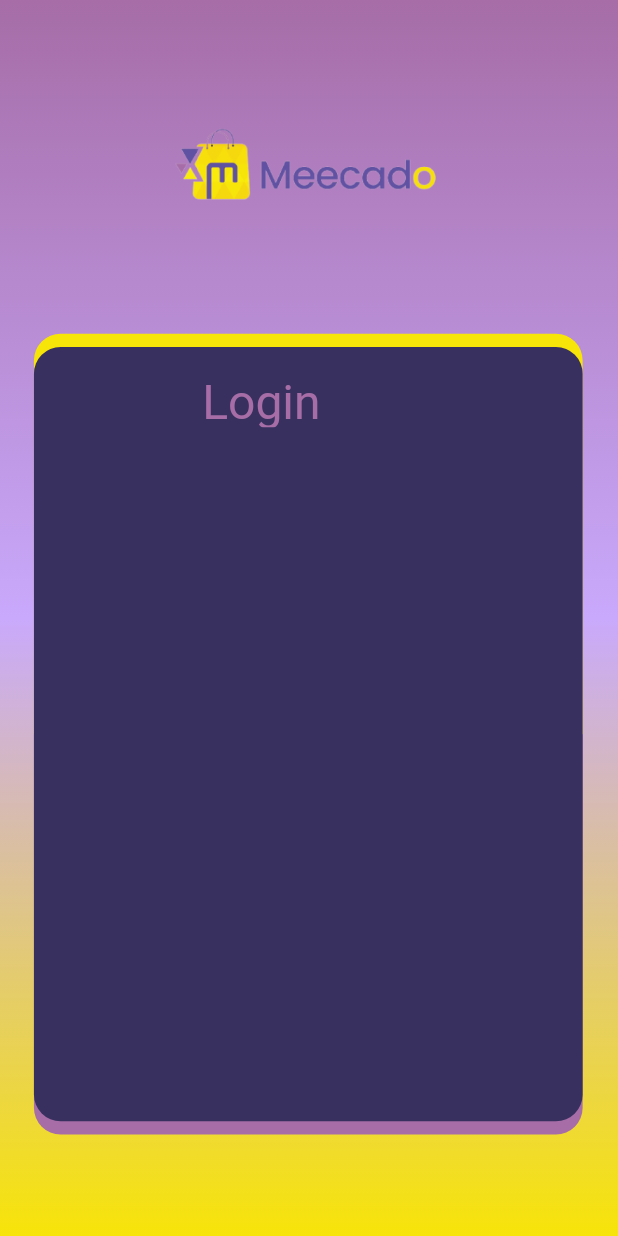
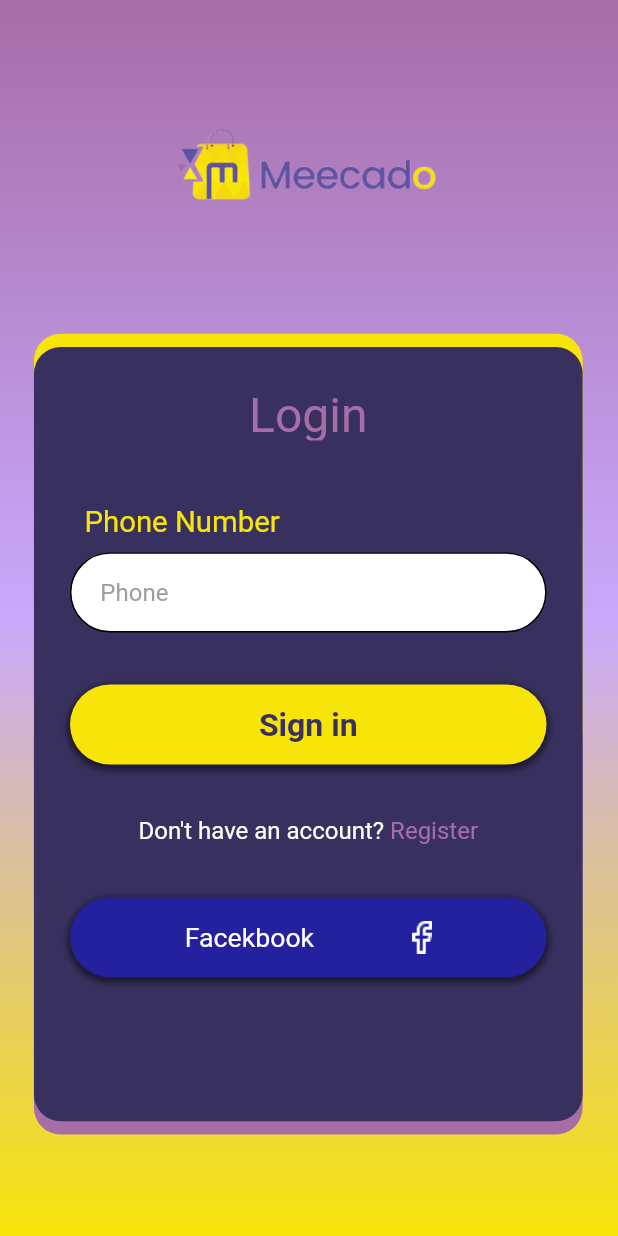
Before and after one commit to SyedAbdullah58-dev/meecade, a Flutter app: the LoginScreen screen opened directly, on a phone screen of 412 x 824 dp. Run offline on Flutter 3.47's test engine with Material 2 defaults, Android fonts, the light colour scheme and no system bars; our stand-ins replace flutter_screenutil, get, google_fonts.

Commit message:
Done till Otp

```diff
--- a/lib/constants.dart
+++ b/lib/constants.dart
@@ -4,3 +4,5 @@ List<Color> gradientColors=[Color(0xffA66DA7),Color(0xffC9A9FC
 ),Color(0xffF7E409)];
 Color mainTextColor=Color(0xffF7E409);
 Color purpleContainer=Color(0xff38315F);
+Color facebookbutton=Color(0xff23219E
+);
--- a/lib/view/login_screen.dart
+++ b/lib/view/login_screen.dart
@@ -1,9 +1,17 @@
 import 'package:flutter/cupertino.dart';
 import 'package:flutter/material.dart';
+import 'package:get/get.dart';
+import 'package:google_fonts/google_fonts.dart';
 import 'package:meecade/constants.dart';
+import 'package:meecade/view/register_screen.dart';
 import 'package:meecade/widgets/common_scaffold.dart';
 import 'package:flutter_screenutil/flutter_screenutil.dart';
+import 'package:meecade/widgets/custom_button.dart';
 import 'package:meecade/widgets/custom_main_container.dart';
+import 'package:meecade/widgets/custom_text.dart';
+import 'package:meecade/widgets/custom_text_form_field.dart';
+import 'package:flutter_screenutil/flutter_screenutil.dart';
+import 'package:meecade/widgets/facebook_button.dart';
 class LoginScreen extends StatelessWidget {
   const LoginScreen({Key? key}) : super(key: key);
 
@@ -25,12 +33,55 @@ class LoginScreen extends StatelessWidget {
         ),
      CustomMainContainer(child: Column(children: [
        Padding(
+         padding: EdgeInsets.only(top: 30.h),
+         child: Container(
 
-         padding: EdgeInsets.only(left: 64.w,top: 20.h),
-         child: Container(
-             width: 211.w,
              height: 40.h,
-             child: Text("Login",style: TextStyle(fontSize: 36.sp,color: gradientColors[0],),),),
+             child: Text("Login",style: GoogleFonts.roboto(fontSize: 36.sp,color: gradientColors[0],),),),
+       ),
+       Padding(
+         padding:  EdgeInsets.symmetric(horizontal: 25.w,vertical: 48.h),
+         child: Column(
+           children: [
+             Padding(
+               padding: EdgeInsets.only(left: 10.w),
+               child: Row(
+                 children: [
+                   Text("Phone Number",style:GoogleFonts.roboto(fontSize: 22.sp,color: mainTextColor),
+                   ),
+                 ],
+
+               ),
+             ),
+      Padding(
+        padding:  EdgeInsets.only(top: 10.h,bottom: 39.h),
+        child: customTextFormFiled(text: "Phone"),
+      ),
+      Padding(
+        padding:  EdgeInsets.only(bottom: 39.h),
+        child: customButton(text: "Sign in",buttonColor:mainTextColor ,textColor: purpleContainer,fontSize: 24.sp ),
+      ),
+      Padding(
+        padding:  EdgeInsets.only(bottom: 39.h),
+        child: Row(
+          mainAxisAlignment: MainAxisAlignment.center,
+          children: [
+
+            customText(text: "Don't have an account?",fontSize: 18.sp,textColor: Colors.white),
+            InkWell(
+                onTap: (){
+                  Get.to(RegisterScreen());
+                },
+                child: customText(text: " Register",fontSize: 18.sp,textColor: gradientColors[0])),
+          ],
+        ),
+      ),
+             Padding(
+               padding:  EdgeInsets.only(bottom: 39.h),
+               child: FacebookButton(text: "Facekbook",buttonColor:facebookbutton ,textColor: Colors.white,fontSize: 20.sp,fontWeight: FontWeight.normal ),
+             ),
+           ],
+         ),
        )
      ],),),
 
--- a/lib/view/splash_screen.dart
+++ b/lib/view/splash_screen.dart
@@ -39,7 +39,7 @@ class SplashScreen extends StatelessWidget {
 
             InkWell(
               onTap: (){
-                Get.to(FirstItroductionScreen());
+                Get.to(SecondSplashScreen());
               },
               child: Container(
                 alignment: Alignment.center,
--- /dev/null
+++ b/lib/widgets/custom_button.dart
@@ -0,0 +1,49 @@
+import 'package:flutter/material.dart';
+import 'package:flutter_screenutil/flutter_screenutil.dart';
+
+import 'custom_text.dart';
+
+
+Widget customButton({
+  text = "...",
+  textColor = Colors.white,
+  buttonColor = Colors.grey,
+  fontSize = 16.0,
+  fontWeight = FontWeight.bold,
+  function,
+}) {
+  return InkWell(
+    onTap: function,
+    child: Row(
+      children: [
+        Expanded(
+          child: Container(
+            decoration: BoxDecoration(
+              boxShadow: [
+                BoxShadow(
+                  color: Colors.black.withOpacity(0.5),
+                  spreadRadius: 2,
+                  blurRadius: 3,
+                  offset: Offset(0, 2),
+                ),
+              ],
+              borderRadius: BorderRadius.circular(
+                40.r,
+              ),
+              color: buttonColor,
+            ),
+            height: 60.h,
+            child: Center(
+              child: customText(
+                text: text,
+                textColor: textColor,
+                fontSize: fontSize,
+                fontWeight: fontWeight,
+              ),
+            ),
+          ),
+        ),
+      ],
+    ),
+  );
+}
--- /dev/null
+++ b/lib/widgets/custom_text.dart
@@ -0,0 +1,33 @@
+import 'package:flutter/material.dart';
+import 'package:google_fonts/google_fonts.dart';
+
+Widget customText({
+  text: '...',
+  fontSize = 16.0,
+  textColor = Colors.black,
+  fontWeight = FontWeight.normal,
+  align = TextAlign.center,
+  maxLines = 1,
+  hasShadow = false,
+}) {
+  return Text(
+    text,
+    style: GoogleFonts.roboto(
+      shadows: [
+        BoxShadow(
+          color: Colors.black.withOpacity(0.5),
+          spreadRadius: hasShadow ? 3 : 0,
+          blurRadius: hasShadow ? 5 : 0,
+          offset: hasShadow ? Offset(0, 2) : Offset.zero,
+        ),
+      ],
+      color: textColor,
+      fontWeight: fontWeight,
+      fontSize: fontSize,
+
+    ),
+    textAlign: align,
+    overflow: TextOverflow.ellipsis,
+    maxLines: maxLines,
+  );
+}
--- /dev/null
+++ b/lib/widgets/custom_text_form_field.dart
@@ -0,0 +1,48 @@
+import 'package:flutter/material.dart';
+import 'package:get/get.dart';
+import 'package:flutter_screenutil/flutter_screenutil.dart';
+
+
+Widget customTextFormFiled({
+  text = '...',
+  controller,
+
+  keyboardType = TextInputType.text,
+  obscureText = false,
+}) {
+  return Container(
+    height: 60.h,
+
+    decoration: BoxDecoration(
+
+        color: Colors.white,
+        borderRadius: BorderRadius.circular(40.r),
+        border: Border.all(
+          width: 1.w,
+        )),
+    child: Center(
+      child: TextFormField(
+        obscureText: obscureText,
+        keyboardType: keyboardType,
+
+        controller: controller,
+        style: TextStyle(
+          fontSize: 18.sp,
+          // color: white,
+        ),
+        decoration: InputDecoration(
+          contentPadding: EdgeInsets.symmetric(
+            vertical: 16.h,
+            horizontal: 20.w,
+          ),
+          hintStyle: TextStyle(
+            fontSize: 18.sp,
+            color: Colors.grey,
+          ),
+          hintText: text,
+          border: InputBorder.none,
+        ),
+      ),
+    ),
+  );
+}
--- /dev/null
+++ b/lib/widgets/facebook_button.dart
@@ -0,0 +1,57 @@
+import 'package:flutter/cupertino.dart';
+import 'package:flutter/material.dart';
+import 'package:flutter_screenutil/flutter_screenutil.dart';
+
+import 'custom_text.dart';
+
+Widget FacebookButton({
+  text = "...",
+  textColor = Colors.white,
+  buttonColor = Colors.grey,
+  fontSize = 16.0,
+  fontWeight = FontWeight.bold,
+  function,
+}) {
+  return InkWell(
+    onTap: function,
+    child: Row(
+      children: [
+        Expanded(
+          child: Container(
+            decoration: BoxDecoration(
+              boxShadow: [
+                BoxShadow(
+                  color: Colors.black.withOpacity(0.5),
+                  spreadRadius: 2,
+                  blurRadius: 3,
+                  offset: Offset(0, 2),
+                ),
+              ],
+              borderRadius: BorderRadius.circular(
+                40.r,
+              ),
+              color: buttonColor,
+            ),
+            height: 60.h,
+            child: Row(
+              children: [
+                Expanded(child: Container()),
+                Center(
+                  child: customText(
+                    text: text,
+                    textColor: textColor,
+                    fontSize: fontSize,
+                    fontWeight: fontWeight,
+                  ),
+                ),
+              SizedBox(width: 68.w,),
+              Image.asset("assets/facebookIcon.png"),
+                Expanded(child: Container()),
+              ],
+            ),
+          ),
+        ),
+      ],
+    ),
+  );
+}
--- a/pubspec.yaml
+++ b/pubspec.yaml
@@ -30,6 +30,8 @@ dependencies:
   cupertino_icons: ^1.0.2
   flutter_screenutil: ^5.0.0+2
   get: ^4.3.8
+  google_fonts: ^2.1.0
+  country_list_pick: ^1.0.1+5
 
 dev_dependencies:
   flutter_test:
```
Also changed, not shown: lib/view/OtpFirstScreen.dart (added, +44 -0 lines), lib/view/register_screen.dart (added, +95 -0 lines), lib/view/second_splash_screen.dart (+80 -1 lines), assets/facebookIcon.png (added), pubspec.lock.
